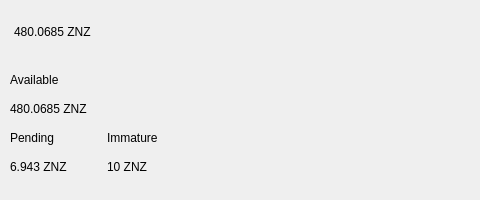
altecoin-altc/ZNZ, file src/qt/pivx/forms/topbar.ui: the form before one commit; both pictures show x 0 to 480 and y 0 to 200 of the 734 by 200 pixel window.
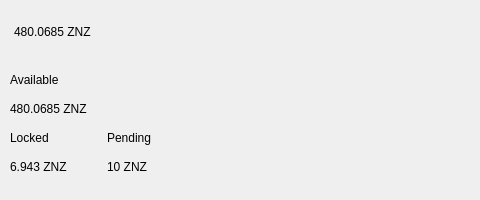
The form after the commit. Custom widgets are drawn as their Qt base class.

Diff of the .ui file:
```diff
--- a/src/qt/pivx/forms/topbar.ui
+++ b/src/qt/pivx/forms/topbar.ui
@@ -397,7 +397,7 @@
                  <item>
                   <widget class="QLabel" name="labelTitle3">
                    <property name="text">
-                    <string>Pending</string>
+                    <string>Locked</string>
                    </property>
                   </widget>
                  </item>
@@ -431,7 +431,7 @@
                  <item>
                   <widget class="QLabel" name="labelTitle4">
                    <property name="text">
-                    <string>Immature</string>
+                    <string>Pending</string>
                    </property>
                   </widget>
                  </item>
```
Left out of the diff: 8 changed lines with no effect on the pictures.
